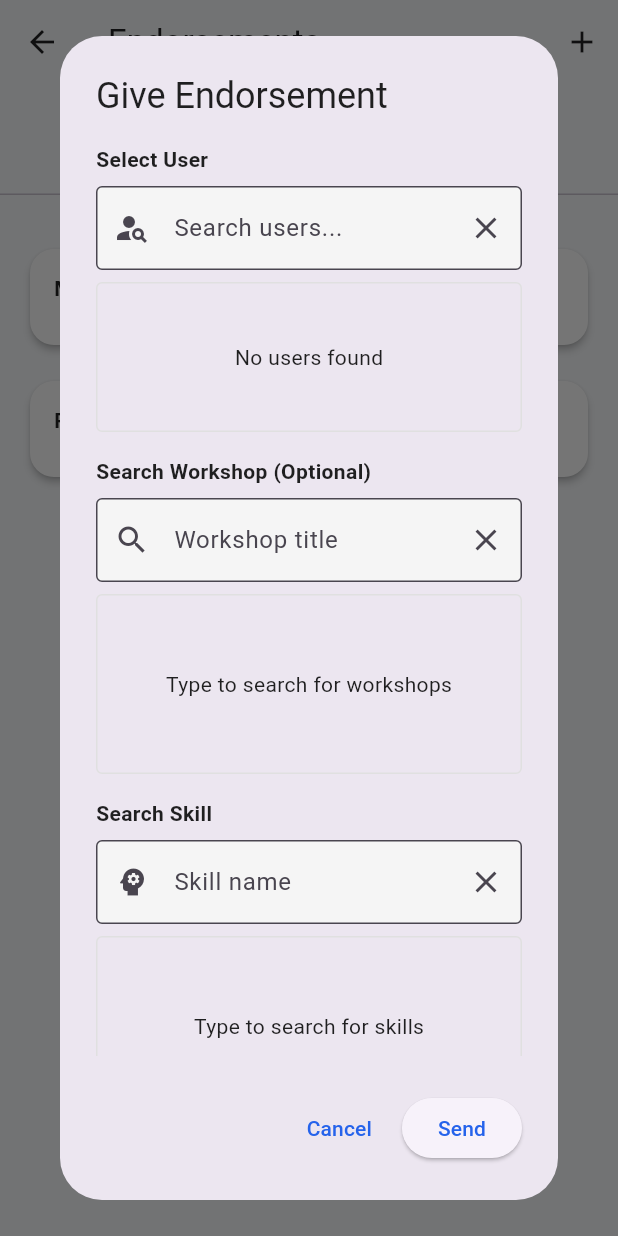
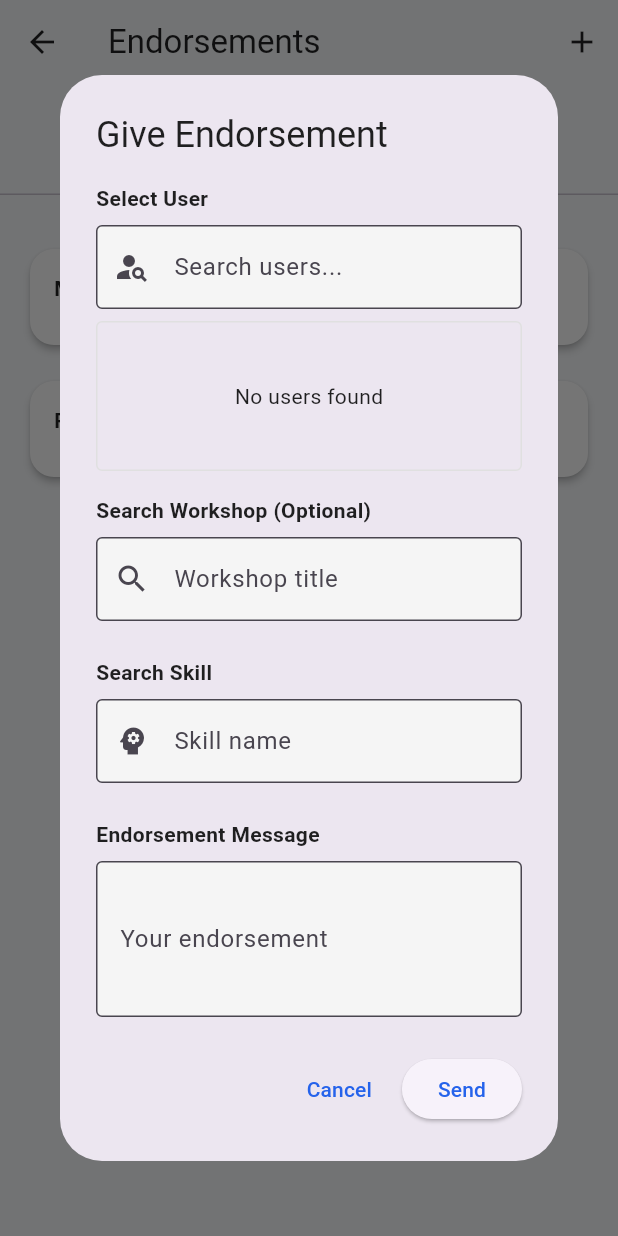
Before and after one commit to muraa-p/fyp, a Flutter app: the EndorsementsScreen screen opened directly, after a tap on the "add" icon, on a phone screen of 412 x 824 dp. Run offline on Flutter 3.47's test engine with Material 3 defaults, Android fonts, the phone set to English and light mode, and no system bars; our stand-ins replace app_links, device_info_plus, flutter_local_notifications, image_picker, permission_handler, shared_preferences and 2 more; accounts and stored records are empty.

Commit message:
endorsement loading issue is fixed

```diff
--- a/lib/screens/endorsements_screen.dart
+++ b/lib/screens/endorsements_screen.dart
@@ -399,21 +399,19 @@ class _EndorsementsScreenState extends State<EndorsementsScreen> {
         userSearchController.clear();
         workshopSearchController.clear();
         skillSearchController.clear();
-        searchResults = [];
+        // searchResults = []; // Removed clearing this to keep UI in sync
         workshopSearchResults = [];
         skillSearchResults = [];
         isSendingEndorsement = false;
+
+        // DO NOT clear allUsers here anymore.
+        // Keeping the cache allows the dialog to open instantly next time.
       });
 
       Navigator.pop(context);
 
-      // Refresh all data instead of just endorsements
+      // Refresh all data
       await _loadData();
-
-      // Also refresh the allUsers list to ensure it's up to date
-      setState(() {
-        allUsers = []; // Reset to force reload next time
-      });
 
     } catch (error) {
       setState(() {
@@ -487,11 +485,18 @@ class _EndorsementsScreenState extends State<EndorsementsScreen> {
           icon: const Icon(Icons.arrow_back),
           onPressed: () => widget.onNavigate("profile"),
         ),
+// In the build method, inside AppBar actions:
         actions: [
           IconButton(
             icon: const Icon(Icons.add),
             tooltip: "Give Endorsement",
-            onPressed: () => _showGiveEndorsementDialog(),
+            onPressed: () async {
+              // Ensure data is loaded before opening the dialog
+              await _loadAllUsers();
+              if (mounted) {
+                _showGiveEndorsementDialog();
+              }
+            },
           ),
         ],
       ),
@@ -722,13 +727,13 @@ class _EndorsementsScreenState extends State<EndorsementsScreen> {
   }
 
   void _showGiveEndorsementDialog() {
-    // Load all users when dialog opens
-    _loadAllUsers();
+    // We don't need to call _loadAllUsers here anymore because
+    // we are awaiting it in the button onPressed before calling this.
 
     showDialog(
       context: context,
       builder: (_) => StatefulBuilder(
-        builder: (context, setState) => AlertDialog(
+        builder: (context, setDialogState) => AlertDialog(
           title: const Text("Give Endorsement"),
           content: SizedBox(
             width: double.maxFinite,
@@ -746,38 +751,52 @@ class _EndorsementsScreenState extends State<EndorsementsScreen> {
                       labelText: "Search users...",
                       border: const OutlineInputBorder(),
                       prefixIcon: const Icon(Icons.person_search),
-                      suffixIcon: isSearchingUsers
-                          ? const SizedBox(
-                        width: 20,
-                        height: 20,
-                        child: Padding(
-                          padding: EdgeInsets.all(12.0),
-                          child: CircularProgressIndicator(strokeWidth: 2),
-                        ),
-                      )
-                          : IconButton(
+                      suffixIcon: userSearchController.text.isNotEmpty
+                          ? IconButton(
                         icon: const Icon(Icons.clear),
                         onPressed: () {
-                          setState(() {
                           userSearchController.clear();
-                            searchResults = allUsers; // Reset to show all users
+                          setDialogState(() {
+                            searchResults = List.from(allUsers); // Reset to all users
                           });
                         },
-                      ),
+                      )
+                          : null,
                     ),
                     onChanged: (value) {
-                      _onUserSearchChanged(value);
+                      // Real-time filtering logic inside the dialog
+                      _searchTimer?.cancel();
+                      _searchTimer = Timer(const Duration(milliseconds: 200), () {
+                        if (value.isEmpty) {
+                          setDialogState(() {
+                            searchResults = List.from(allUsers);
+                          });
+                          return;
+                        }
+
+                        final filteredUsers = allUsers.where((user) {
+                          final name = user['name']?.toString().toLowerCase() ?? '';
+                          final searchLower = value.toLowerCase();
+                          return name.contains(searchLower);
+                        }).toList();
+
+                        setDialogState(() {
+                          searchResults = filteredUsers;
+                        });
+                      });
                     },
                     onTap: () {
-                      // Show all users when field is tapped
+                      // Show all users when tapped if empty
                       if (userSearchController.text.isEmpty) {
-                        setState(() {
-                          searchResults = allUsers;
+                        setDialogState(() {
+                          searchResults = List.from(allUsers);
                         });
                       }
                     },
                   ),
                   const SizedBox(height: 8),
+
+                  // User List
                   if (isLoadingAllUsers)
                     const Center(
                       child: Padding(
@@ -787,7 +806,7 @@ class _EndorsementsScreenState extends State<EndorsementsScreen> {
                     )
                   else if (searchResults.isNotEmpty)
                     Container(
-                      height: 200, // Increased height to show more users
+                      height: 200,
                       decoration: BoxDecoration(
                         border: Border.all(color: Colors.grey.shade300),
                         borderRadius: BorderRadius.circular(4),
@@ -807,30 +826,39 @@ class _EndorsementsScreenState extends State<EndorsementsScreen> {
                             subtitle: user['skills_to_teach'] != null && user['skills_to_teach'].isNotEmpty
                                 ? Text("Teaches: ${user['skills_to_teach'].join(', ')}")
                                 : null,
-                            onTap: () {
-                              setState(() {
+                            onTap: () async {
+                              setDialogState(() {
                                 selectedUser = user;
                                 userSearchController.text = user['name'];
-                                searchResults = [];
+                                searchResults = []; // Hide list after selection
+                                isLoadingUserDetails = true;
                               });
-                              // Load user details when selected
-                              _loadUserDetails(user['id']);
+
+                              // Load details
+                              await _loadUserDetails(user['id']);
+
+                              // Force rebuild to show loaded details
+                              if(mounted) {
+                                setDialogState(() {
+                                  isLoadingUserDetails = false;
+                                });
+                              }
                             },
                           );
                         },
                       ),
                     )
-                  else if (!isLoadingAllUsers)
+                  else
                     Container(
                       height: 100,
                       decoration: BoxDecoration(
                         border: Border.all(color: Colors.grey.shade300),
                         borderRadius: BorderRadius.circular(4),
                       ),
-                        child: const Center(
-                          child: Text("No users found"),
+                      child: const Center(child: Text("No users found")),
                     ),
-                      ),
+
+                  // Selected User Details
                   if (selectedUser != null)
                     Column(
                       crossAxisAlignment: CrossAxisAlignment.start,
@@ -855,38 +883,23 @@ class _EndorsementsScreenState extends State<EndorsementsScreen> {
                               IconButton(
                                 icon: const Icon(Icons.clear),
                                 onPressed: () {
-                                  setState(() {
+                                  setDialogState(() {
                                     selectedUser = null;
                                     userWorkshops = [];
                                     userSkills = [];
                                     userSearchController.clear();
-                                    searchResults = allUsers; // Reset to show all users
+                                    searchResults = List.from(allUsers);
                                   });
                                 },
                               ),
                             ],
                           ),
                         ),
-
-                        // User details section
                         if (isLoadingUserDetails)
-                          const Center(
-                            child: Padding(
-                              padding: EdgeInsets.all(16.0),
-                              child: CircularProgressIndicator(),
-                            ),
-                          )
-                        else
-                          Column(
-                            crossAxisAlignment: CrossAxisAlignment.start,
-                            children: [
-                              // User's workshops
+                          const Center(child: Padding(padding: EdgeInsets.all(16.0), child: CircularProgressIndicator()))
+                        else ...[
                           if (userWorkshops.isNotEmpty) ...[
-                                const SizedBox(height: 8),
-                                const Text(
-                                  "Workshops Conducted",
-                                  style: TextStyle(fontWeight: FontWeight.bold),
-                                ),
+                            const Text("Workshops Conducted", style: TextStyle(fontWeight: FontWeight.bold)),
                             const SizedBox(height: 4),
                             SizedBox(
                               height: 80,
@@ -906,31 +919,11 @@ class _EndorsementsScreenState extends State<EndorsementsScreen> {
                                     child: Column(
                                       crossAxisAlignment: CrossAxisAlignment.start,
                                       children: [
-                                            Text(
-                                              workshop['title'],
-                                              style: const TextStyle(
-                                                fontWeight: FontWeight.bold,
-                                                fontSize: 12,
-                                              ),
-                                              maxLines: 2,
-                                              overflow: TextOverflow.ellipsis,
-                                            ),
-                                            const SizedBox(height: 4),
-                                            if (workshop['skills'] != null && workshop['skills'].isNotEmpty)
+                                        Text(workshop['title'], style: const TextStyle(fontWeight: FontWeight.bold, fontSize: 12), maxLines: 2, overflow: TextOverflow.ellipsis),
+                                        if (workshop['skills'] != null)
                                           Wrap(
                                             spacing: 4,
-                                                runSpacing: 2,
-                                                children: (workshop['skills'] as List)
-                                                    .take(2)
-                                                    .map<Widget>((skill) => Chip(
-                                                  label: Text(
-                                                    skill,
-                                                    style: const TextStyle(fontSize: 10),
-                                                  ),
-                                                  materialTapTargetSize: MaterialTapTargetSize.shrinkWrap,
-                                                  visualDensity: VisualDensity.compact,
-                                                ))
-                                                    .toList(),
+                                            children: (workshop['skills'] as List).take(2).map((skill) => Chip(label: Text(skill, style: const TextStyle(fontSize: 10)), materialTapTargetSize: MaterialTapTargetSize.shrinkWrap, visualDensity: VisualDensity.compact)).toList(),
                                           ),
                                       ],
                                     ),
@@ -939,31 +932,21 @@ class _EndorsementsScreenState extends State<EndorsementsScreen> {
                               ),
                             ),
                           ],
-
-                              // User's skills
                           if (userSkills.isNotEmpty) ...[
                             const SizedBox(height: 12),
-                                const Text(
-                                  "Skills They Teach",
-                                  style: TextStyle(fontWeight: FontWeight.bold),
-                                ),
+                            const Text("Skills They Teach", style: TextStyle(fontWeight: FontWeight.bold)),
                             const SizedBox(height: 4),
                             Wrap(
                               spacing: 8,
-                                  runSpacing: 4,
-                                  children: userSkills.map((skill) => Chip(
-                                    label: Text(skill),
-                                    backgroundColor: Colors.green.withOpacity(0.1),
-                                  )).toList(),
+                              children: userSkills.map((skill) => Chip(label: Text(skill), backgroundColor: Colors.green.withOpacity(0.1))).toList(),
                             ),
                           ],
                         ],
-                          ),
                       ],
                     ),
                   const SizedBox(height: 16),
 
-                  // Workshop search
+                  // Workshop Search (Similar pattern for search results)
                   const Text("Search Workshop (Optional)", style: TextStyle(fontWeight: FontWeight.bold)),
                   const SizedBox(height: 8),
                   TextField(
@@ -973,46 +956,21 @@ class _EndorsementsScreenState extends State<EndorsementsScreen> {
                       hintText: "Search for a workshop...",
                       border: const OutlineInputBorder(),
                       prefixIcon: const Icon(Icons.search),
-                      suffixIcon: isSearchingWorkshops
-                          ? const SizedBox(
-                        width: 20,
-                        height: 20,
-                        child: Padding(
-                          padding: EdgeInsets.all(12.0),
-                          child: CircularProgressIndicator(strokeWidth: 2),
-                        ),
-                      )
-                          : IconButton(
-                        icon: const Icon(Icons.clear),
-                        onPressed: () {
-                          setState(() {
+                      suffixIcon: workshopSearchController.text.isNotEmpty
+                          ? IconButton(icon: const Icon(Icons.clear), onPressed: () {
                         workshopSearchController.clear();
-                            workshopSearchResults = [];
-                            selectedWorkshop = null;
-                          });
-                        },
-                      ),
+                        setDialogState(() { workshopSearchResults = []; });
+                      })
+                          : null,
                     ),
                     onChanged: (value) {
                       _onWorkshopSearchChanged(value);
+                      // Manually trigger dialog update for results since _onWorkshopSearchChanged uses class setState
+                      setDialogState(() {});
                     },
                   ),
                   const SizedBox(height: 8),
-                  if (isSearchingWorkshops)
-                    Container(
-                      height: 120,
-                      decoration: BoxDecoration(
-                        border: Border.all(color: Colors.grey.shade300),
-                        borderRadius: BorderRadius.circular(4),
-                      ),
-                      child: const Center(
-                        child: Padding(
-                          padding: EdgeInsets.all(16.0),
-                          child: CircularProgressIndicator(),
-                        ),
-                      ),
-                    )
-                  else if (workshopSearchResults.isNotEmpty)
+                  if (workshopSearchResults.isNotEmpty)
                     Container(
                       height: 120,
                       decoration: BoxDecoration(
@@ -1027,7 +985,7 @@ class _EndorsementsScreenState extends State<EndorsementsScreen> {
                             title: Text(workshop['title']),
                             subtitle: Text("By: ${workshop['creator']['name']}"),
                             onTap: () {
-                              setState(() {
+                              setDialogState(() {
                                 selectedWorkshop = workshop;
                                 workshopSearchController.text = workshop['title'];
                                 workshopSearchResults = [];
@@ -1036,18 +994,8 @@ class _EndorsementsScreenState extends State<EndorsementsScreen> {
                           );
                         },
                       ),
-                    )
-                  else
-                    Container(
-                      height: 120,
-                      decoration: BoxDecoration(
-                        border: Border.all(color: Colors.grey.shade300),
-                        borderRadius: BorderRadius.circular(4),
                     ),
-                      child: const Center(
-                        child: Text("Type to search for workshops"),
-                      ),
-                    ),
+
                   if (selectedWorkshop != null)
                     Padding(
                       padding: const EdgeInsets.symmetric(vertical: 8.0),
@@ -1055,27 +1003,19 @@ class _EndorsementsScreenState extends State<EndorsementsScreen> {
                         children: [
                           const Icon(Icons.workspaces, color: Colors.blue),
                           const SizedBox(width: 8),
-                          Expanded(
-                            child: Text(
-                              "Selected: ${selectedWorkshop!['title']}",
-                              style: const TextStyle(fontWeight: FontWeight.bold),
-                            ),
-                          ),
-                          IconButton(
-                            icon: const Icon(Icons.clear),
-                            onPressed: () {
-                              setState(() {
+                          Expanded(child: Text("Selected: ${selectedWorkshop!['title']}", style: const TextStyle(fontWeight: FontWeight.bold))),
+                          IconButton(icon: const Icon(Icons.clear), onPressed: () {
+                            setDialogState(() {
                               selectedWorkshop = null;
                               workshopSearchController.clear();
                             });
-                            },
-                          ),
+                          }),
                         ],
                       ),
                     ),
                   const SizedBox(height: 16),
 
-                  // Skill search
+                  // Skill Search
                   const Text("Search Skill", style: TextStyle(fontWeight: FontWeight.bold)),
                   const SizedBox(height: 8),
                   TextField(
@@ -1085,46 +1025,20 @@ class _EndorsementsScreenState extends State<EndorsementsScreen> {
                       hintText: "Search for a skill...",
                       border: const OutlineInputBorder(),
                       prefixIcon: const Icon(Icons.psychology),
-                      suffixIcon: isSearchingSkills
-                          ? const SizedBox(
-                        width: 20,
-                        height: 20,
-                        child: Padding(
-                          padding: EdgeInsets.all(12.0),
-                          child: CircularProgressIndicator(strokeWidth: 2),
-                        ),
-                      )
-                          : IconButton(
-                        icon: const Icon(Icons.clear),
-                        onPressed: () {
-                          setState(() {
+                      suffixIcon: skillSearchController.text.isNotEmpty
+                          ? IconButton(icon: const Icon(Icons.clear), onPressed: () {
                         skillSearchController.clear();
-                            skillSearchResults = [];
-                            selectedSkillForEndorsement = null;
-                          });
-                        },
-                      ),
+                        setDialogState(() { skillSearchResults = []; });
+                      })
+                          : null,
                     ),
                     onChanged: (value) {
                       _onSkillSearchChanged(value);
+                      setDialogState(() {}); // Update UI for search results
                     },
                   ),
                   const SizedBox(height: 8),
-                  if (isSearchingSkills)
-                    Container(
-                      height: 120,
-                      decoration: BoxDecoration(
-                        border: Border.all(color: Colors.grey.shade300),
-                        borderRadius: BorderRadius.circular(4),
-                      ),
-                      child: const Center(
-                        child: Padding(
-                          padding: EdgeInsets.all(16.0),
-                          child: CircularProgressIndicator(),
-                        ),
-                      ),
-                    )
-                  else if (skillSearchResults.isNotEmpty)
+                  if (skillSearchResults.isNotEmpty)
                     Container(
                       height: 120,
                       decoration: BoxDecoration(
@@ -1138,7 +1052,7 @@ class _EndorsementsScreenState extends State<EndorsementsScreen> {
                           return ListTile(
                             title: Text(skill['name']),
                             onTap: () {
-                              setState(() {
+                              setDialogState(() {
                                 selectedSkillForEndorsement = skill['name'];
                                 skillSearchController.text = skill['name'];
                                 skillSearchResults = [];
@@ -1146,17 +1060,6 @@ class _EndorsementsScreenState extends State<EndorsementsScreen> {
                             },
                           );
                         },
-                      ),
-                    )
-                  else
-                    Container(
-                      height: 120,
-                      decoration: BoxDecoration(
-                        border: Border.all(color: Colors.grey.shade300),
-                        borderRadius: BorderRadius.circular(4),
-                      ),
-                      child: const Center(
-                        child: Text("Type to search for skills"),
                       ),
                     ),
                   if (selectedSkillForEndorsement != null)
@@ -1166,21 +1069,13 @@ class _EndorsementsScreenState extends State<EndorsementsScreen> {
                         children: [
                           const Icon(Icons.psychology, color: Colors.green),
                           const SizedBox(width: 8),
-                          Expanded(
-                            child: Text(
-                              "Selected: $selectedSkillForEndorsement",
-                              style: const TextStyle(fontWeight: FontWeight.bold),
-                            ),
-                          ),
-                          IconButton(
-                            icon: const Icon(Icons.clear),
-                            onPressed: () {
-                              setState(() {
+                          Expanded(child: Text("Selected: $selectedSkillForEndorsement", style: const TextStyle(fontWeight: FontWeight.bold))),
+                          IconButton(icon: const Icon(Icons.clear), onPressed: () {
+                            setDialogState(() {
                               selectedSkillForEndorsement = null;
                               skillSearchController.clear();
                             });
-                            },
-                          ),
+                          }),
                         ],
                       ),
                     ),
@@ -1208,15 +1103,9 @@ class _EndorsementsScreenState extends State<EndorsementsScreen> {
               child: const Text("Cancel"),
             ),
             ElevatedButton(
-              onPressed: isSendingEndorsement ? null : () {
-                sendEndorsement();
-              },
+              onPressed: isSendingEndorsement ? null : sendEndorsement,
               child: isSendingEndorsement
-                  ? const SizedBox(
-                width: 16,
-                height: 16,
-                child: CircularProgressIndicator(strokeWidth: 2),
-              )
+                  ? const SizedBox(width: 16, height: 16, child: CircularProgressIndicator(strokeWidth: 2))
                   : const Text("Send"),
             ),
           ],
```
Lines whose indentation alone changed are shown as unchanged.
